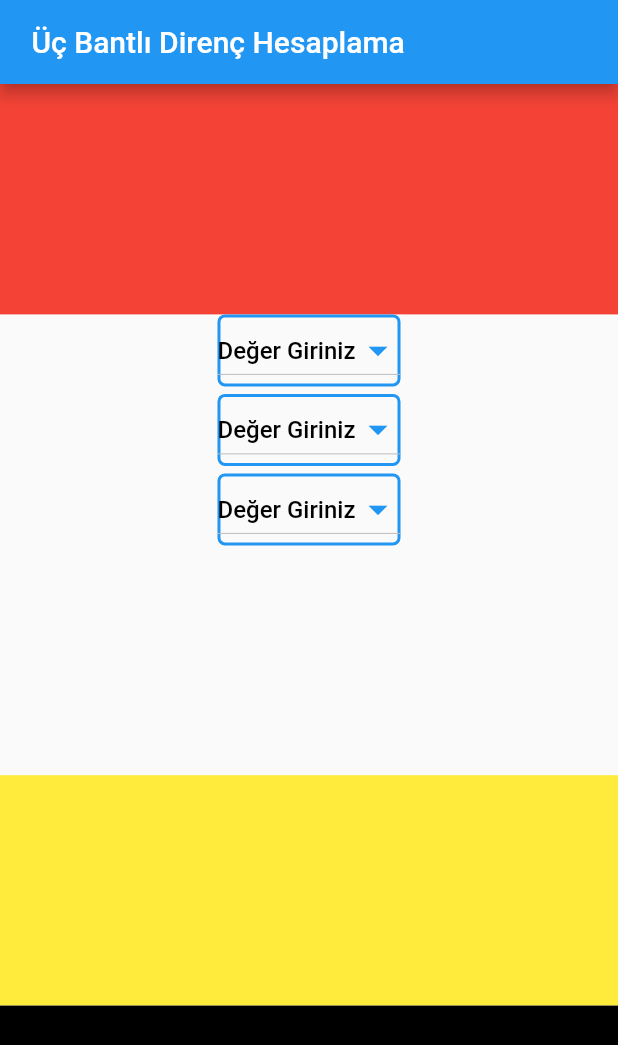
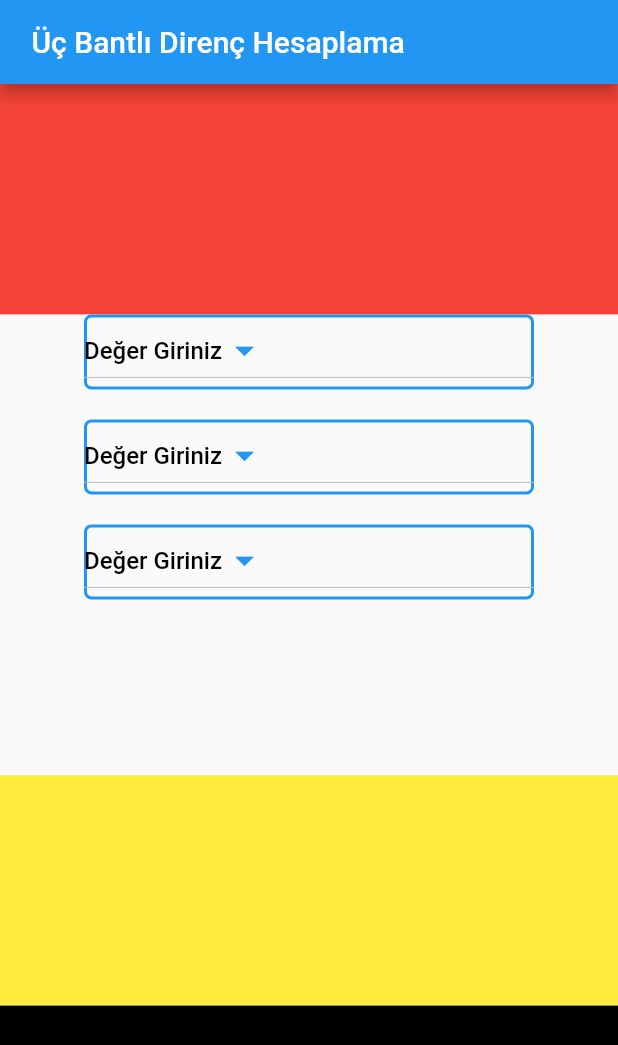
Before and after one commit to SeckinY1/Flutter-Projects, a Flutter app: the screen it shows after launch, on a phone screen of 412 x 824 dp. Shown: the top 1045 px of the screen. Run offline on Flutter 3.47's test engine with Material 2 defaults, Android fonts, the phone set to English and light mode, and no system bars.

Commit message:
Tasarım çalışmalarına devam ediliyor.

```diff
--- a/direnc_uygulamasi/lib/screens/uc_bant_hesaplama.dart
+++ b/direnc_uygulamasi/lib/screens/uc_bant_hesaplama.dart
@@ -51,6 +51,8 @@ class _UcBantHesaplamaState extends State<UcBantHesaplama> {
               child: Column(
                 children: [
                   BantSecimi(
+                      width: 300,
+                      height: 50,
                       gelenRenkler: renklerIlkBasamak,
                       gelenRenkDegeri: renkDegeri1,
                       onPressed: (double? deger1) {
@@ -59,9 +61,11 @@ class _UcBantHesaplamaState extends State<UcBantHesaplama> {
                         });
                       }),
                   const SizedBox(
-                    height: 5,
+                    height: 20,
                   ),
                   BantSecimi(
+                      width: 300,
+                      height: 50,
                       gelenRenkler: renkler,
                       gelenRenkDegeri: renkDegeri2,
                       onPressed: (double? deger2) {
@@ -70,9 +74,11 @@ class _UcBantHesaplamaState extends State<UcBantHesaplama> {
                         });
                       }),
                   const SizedBox(
-                    height: 5,
+                    height: 20,
                   ),
                   BantSecimi(
+                      width: 300,
+                      height: 50,
                       gelenRenkler: renkler,
                       gelenRenkDegeri: renkDegeri3,
                       onPressed: (double? deger3) {
--- a/direnc_uygulamasi/lib/wedgits/buttons/bant_secimi.dart
+++ b/direnc_uygulamasi/lib/wedgits/buttons/bant_secimi.dart
@@ -12,8 +12,8 @@ class BantSecimi extends StatelessWidget {
       required this.gelenRenkler,
       required this.gelenRenkDegeri,
       required this.onPressed,
-      this.width,
-      this.height})
+      required this.width,
+      required this.height})
       : super(key: key);
 
   @override
```
